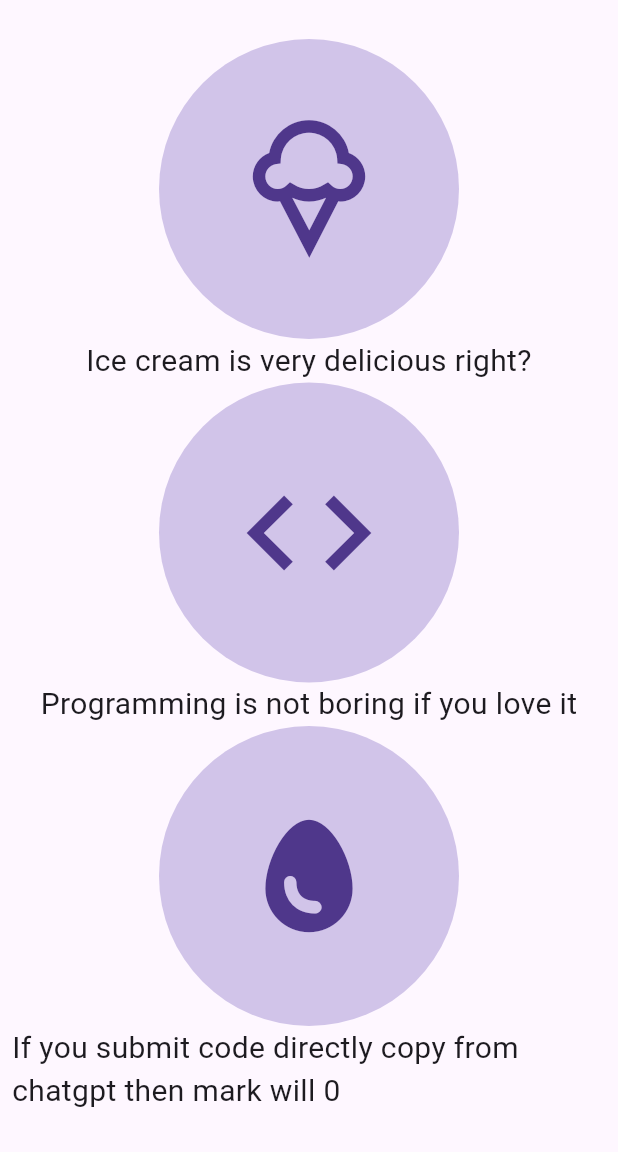
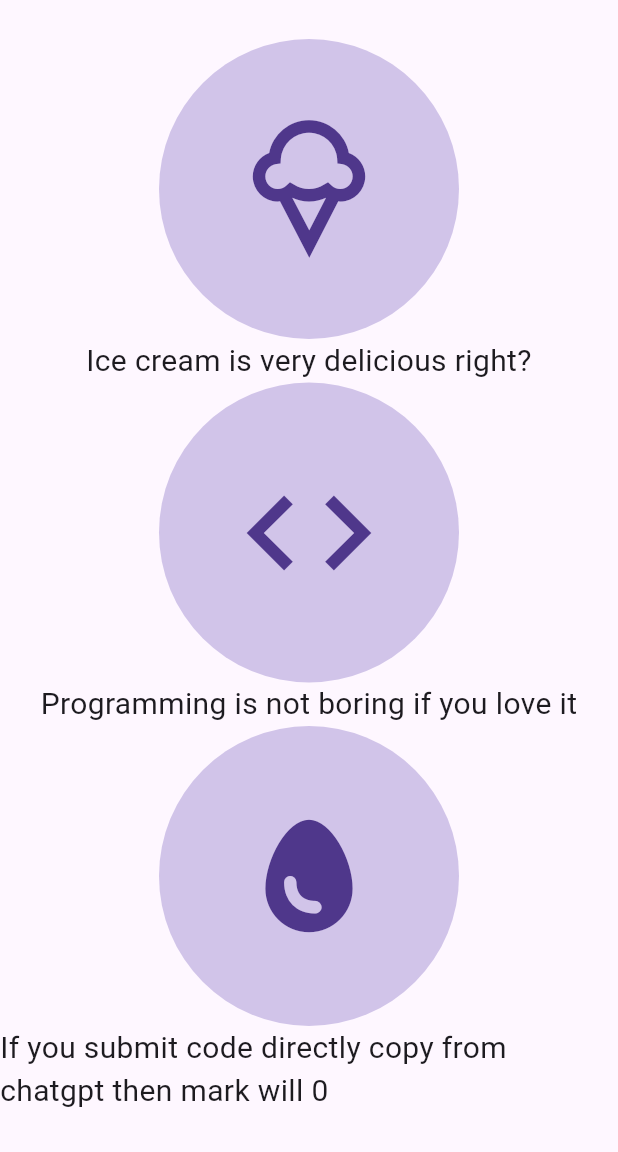
Before and after one commit to ButtonedUp/Ostad-Assignment-2, a Flutter app: the screen it shows after launch, on a phone screen of 412 x 824 dp, the part 84-1236 px from its top. Run offline on Flutter 3.47's test engine with Material 3 defaults, Android fonts, the phone set to English and light mode, and no system bars.

Commit message:
Ostad Assignment 2

```diff
--- a/lib/main.dart
+++ b/lib/main.dart
@@ -39,8 +39,7 @@ class Home extends StatelessWidget {
           ),
         ],
       ),
-      body: Padding(
-        padding: const EdgeInsets.all(8.0),
+      body: Center(
         child: Column(
             mainAxisAlignment: MainAxisAlignment.center,
             children: [
```
Lines whose indentation alone changed are shown as unchanged.
